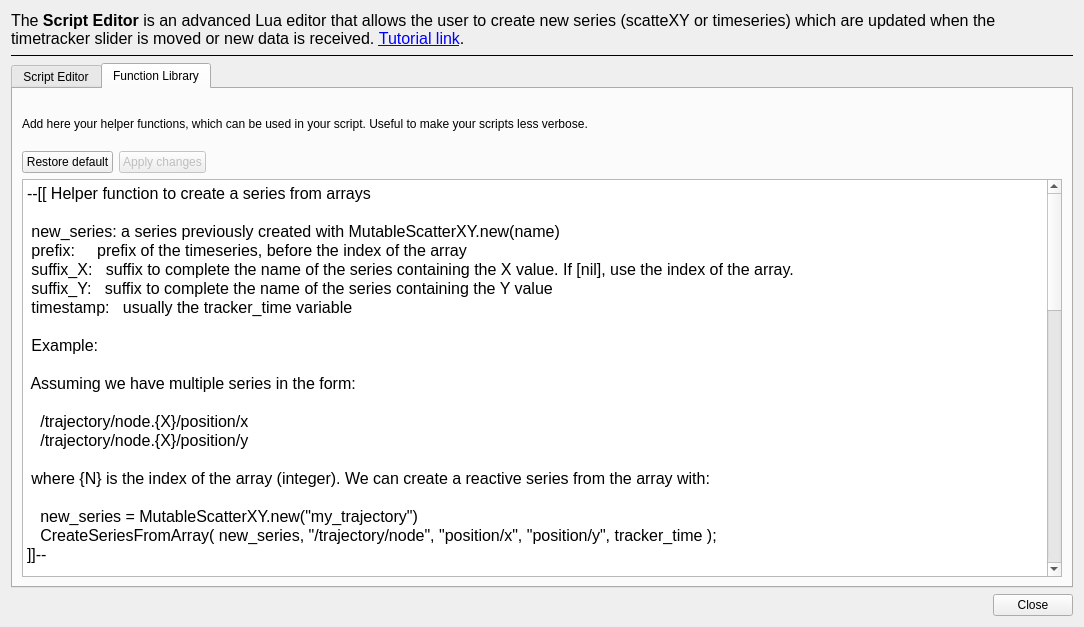
The window that plotjuggler_plugins/ToolboxLuaEditor/lua_editor.ui (yuanzhongqiao/PlotJuggler) describes before a commit, drawn with Qt 5.
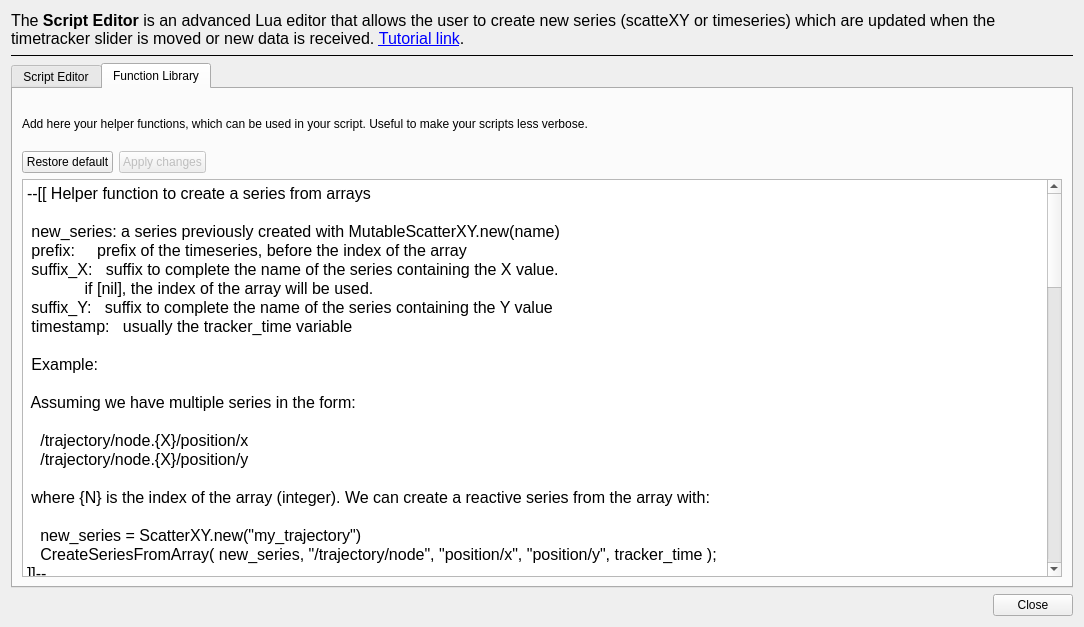
The same window after the commit. The open tabs and pages were chosen to show the change.

Commit message: Apply chnages to reactive Scripts

What changed in the file:
```diff
--- a/plotjuggler_plugins/ToolboxLuaEditor/lua_editor.ui
+++ b/plotjuggler_plugins/ToolboxLuaEditor/lua_editor.ui
@@ -304,7 +304,8 @@
 
  new_series: a series previously created with MutableScatterXY.new(name)
  prefix:     prefix of the timeseries, before the index of the array
- suffix_X:   suffix to complete the name of the series containing the X value. If [nil], use the index of the array.
+ suffix_X:   suffix to complete the name of the series containing the X value.
+             if [nil], the index of the array will be used.
  suffix_Y:   suffix to complete the name of the series containing the Y value
  timestamp:   usually the tracker_time variable
               
@@ -317,7 +318,7 @@
    
  where {N} is the index of the array (integer). We can create a reactive series from the array with:
  
-   new_series = MutableScatterXY.new(&quot;my_trajectory&quot;) 
+   new_series = ScatterXY.new(&quot;my_trajectory&quot;) 
    CreateSeriesFromArray( new_series, &quot;/trajectory/node&quot;, &quot;position/x&quot;, &quot;position/y&quot;, tracker_time );
 ]]--
 
@@ -347,8 +348,7 @@
   end
 end
 
-
--- Similar to the built-in function GetSeriesNames(), but select only the names with a give prefix.
+--[[ Similar to the built-in function GetSeriesNames(), but select only the names with a give prefix. ]]--
 
 function GetSeriesNamesByPrefix(prefix)
   -- GetSeriesNames(9 is a built-in function
@@ -362,6 +362,22 @@
   end
   return filtered_names
 end
+
+--[[ Apply offsets to an existing series
+
+ series: an existing timeseries, obtained with TimeseriesView.find(name)
+ delta_x: offset to apply to each x value
+ delta_y: offset to apply to each y value  
+
+]]--
+
+function ApplyOffset(series, delta_x, delta_y)
+  -- use C++ indeces, not Lua indeces
+  for index=0, series:size()-1 do
+    x,y = series:at(index)
+    series:set(index, x + delta_x, y + delta_y)
+  end
+end
 </string>
          </property>
         </widget>
```
The commit also changes 2 other files.
